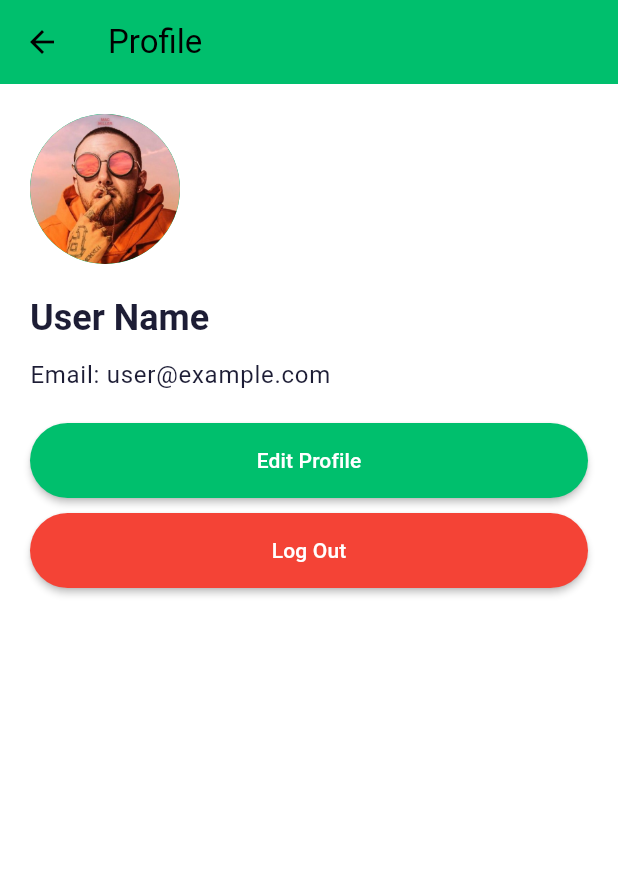
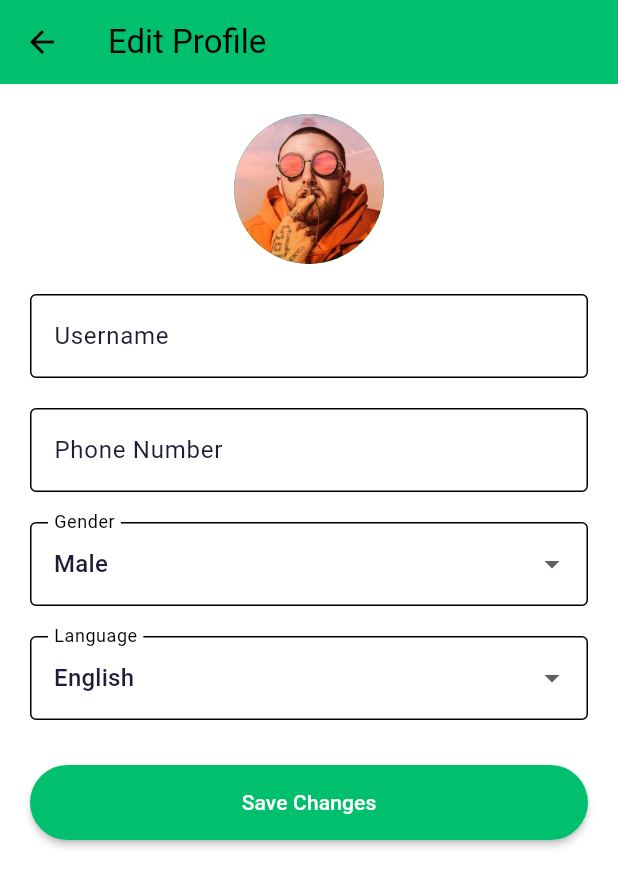
Before and after one commit to arslan-sb/Global-Talk, a Flutter app: the ProfileScreen screen opened directly, after a tap on "Edit Profile", on a phone screen of 412 x 824 dp. Shown: the top 887 px of the screen. Run offline on Flutter 3.47's test engine with Material 3 defaults, Android fonts, the phone set to English and light mode, and no system bars; our stand-ins replace firebase_auth, firebase_core, fluttertoast; accounts and stored records are empty.

Commit message:
More screens

```diff
--- a/global_talk_app/lib/main.dart
+++ b/global_talk_app/lib/main.dart
@@ -19,7 +19,8 @@ class MyApp extends StatelessWidget {
   Widget build(BuildContext context) {
     return MaterialApp(
       title: 'Global Talk',
-      debugShowCheckedModeBanner: false,
+      debugShowCheckedModeBanner: true,
+
       theme: lightThemeData(context),
       darkTheme: darkThemeData(context),
       themeMode: ThemeMode.light,
--- /dev/null
+++ b/global_talk_app/lib/screens/profile/edit_profile.dart
@@ -0,0 +1,115 @@
+import 'package:flutter/material.dart';
+import 'package:global_talk_app/screens/signinOrSignUp/signin.dart';
+import '../../components/primary_button.dart';
+import '../../constants.dart';
+
+class EditProfileScreen extends StatefulWidget {
+  const EditProfileScreen({super.key});
+
+  @override
+  _EditProfileScreenState createState() => _EditProfileScreenState();
+}
+
+class _EditProfileScreenState extends State<EditProfileScreen> {
+  final TextEditingController _usernameController = TextEditingController();
+  final TextEditingController _phoneController = TextEditingController();
+  String _selectedGender = 'Male';
+  String _selectedLanguage = 'English';
+
+  final List<String> _genders = ['Male', 'Female', 'Other'];
+  final List<String> _languages = ['English', 'Spanish', 'French', 'German'];
+
+  @override
+  Widget build(BuildContext context) {
+    return Scaffold(
+      appBar: AppBar(
+        title: const Text("Edit Profile"),
+        backgroundColor: kPrimaryColor,
+      ),
+      body: Padding(
+        padding: const EdgeInsets.all(kDefaultPadding),
+        child: SingleChildScrollView(
+          child: Column(
+            crossAxisAlignment: CrossAxisAlignment.start,
+            children: [
+              const Center(
+                child: CircleAvatar(
+                  radius: 50,
+                  backgroundImage: AssetImage("assets/images/user_2.png"),
+                ),
+              ),
+              const SizedBox(height: kDefaultPadding),
+              TextField(
+                controller: _usernameController,
+                decoration: InputDecoration(
+                  labelText: "Username",
+                  labelStyle: TextStyle(
+                    color: Theme.of(context).textTheme.bodyLarge!.color,
+                  ),
+                  border: const OutlineInputBorder(),
+                ),
+              ),
+              const SizedBox(height: kDefaultPadding),
+              TextField(
+                controller: _phoneController,
+                keyboardType: TextInputType.phone,
+                decoration: InputDecoration(
+                  labelText: "Phone Number",
+                  labelStyle: TextStyle(
+                    color: Theme.of(context).textTheme.bodyLarge!.color,
+                  ),
+                  border: const OutlineInputBorder(),
+                ),
+              ),
+              const SizedBox(height: kDefaultPadding),
+              DropdownButtonFormField<String>(
+                value: _selectedGender,
+                decoration: const InputDecoration(
+                  labelText: "Gender",
+                  border: OutlineInputBorder(),
+                ),
+                items: _genders.map((String gender) {
+                  return DropdownMenuItem<String>(
+                    value: gender,
+                    child: Text(gender),
+                  );
+                }).toList(),
+                onChanged: (String? newValue) {
+                  setState(() {
+                    _selectedGender = newValue!;
+                  });
+                },
+              ),
+              const SizedBox(height: kDefaultPadding),
+              DropdownButtonFormField<String>(
+                value: _selectedLanguage,
+                decoration: const InputDecoration(
+                  labelText: "Language",
+                  border: OutlineInputBorder(),
+                ),
+                items: _languages.map((String language) {
+                  return DropdownMenuItem<String>(
+                    value: language,
+                    child: Text(language),
+                  );
+                }).toList(),
+                onChanged: (String? newValue) {
+                  setState(() {
+                    _selectedLanguage = newValue!;
+                  });
+                },
+              ),
+              const SizedBox(height: kDefaultPadding * 1.5),
+              PrimaryButton(
+                text: "Save Changes",
+                press: () {
+                  // Handle save changes logic here
+                },
+              ),
+            ],
+          ),
+        ),
+      ),
+    );
+  }
+}
--- a/global_talk_app/lib/screens/profile/profile_screen.dart
+++ b/global_talk_app/lib/screens/profile/profile_screen.dart
@@ -2,6 +2,7 @@ import 'package:flutter/material.dart';
 import 'package:global_talk_app/screens/signinOrSignUp/signin.dart';
 import '../../components/primary_button.dart';
 import '../../constants.dart';
+import 'edit_profile.dart';
 
 class ProfileScreen extends StatelessWidget {
   const ProfileScreen({super.key});
@@ -17,6 +18,9 @@ class ProfileScreen extends StatelessWidget {
         padding: const EdgeInsets.all(kDefaultPadding),
         child: Column(
           crossAxisAlignment: CrossAxisAlignment.start,
+          children: [
+            Center(
+              child: Column(
                 children: [
                   const CircleAvatar(
                     radius: 50,
@@ -35,11 +39,19 @@ class ProfileScreen extends StatelessWidget {
                     "Email: user@example.com",
                     style: Theme.of(context).textTheme.bodyLarge,
                   ),
+                ],
+              ),
+            ),
             const SizedBox(height: kDefaultPadding),
             PrimaryButton(
               text: "Edit Profile",
               press: () {
-                // Handle edit profile action
+                Navigator.push(
+                  context,
+                  MaterialPageRoute(
+                    builder: (context) => const EditProfileScreen(),
+                  ),
+                );
               },
             ),
             const SizedBox(height: kDefaultPadding / 2),
--- a/global_talk_app/lib/screens/signinOrSignUp/signin.dart
+++ b/global_talk_app/lib/screens/signinOrSignUp/signin.dart
@@ -80,7 +80,7 @@ class SignInScreen extends StatelessWidget {
                     press: () => Navigator.push(
                       context,
                       MaterialPageRoute(
-                        builder: (context) => const SignUpScreen(),
+                        builder: (context) => SignUpScreen(),
                       ),
                     ),
                   ),
--- a/global_talk_app/lib/screens/signinOrSignUp/signup.dart
+++ b/global_talk_app/lib/screens/signinOrSignUp/signup.dart
@@ -10,13 +10,17 @@ class SignUpScreen extends StatelessWidget {
   @override
   Widget build(BuildContext context) {
     return Scaffold(
+      // Ensures the layout adjusts when the keyboard is open
+      resizeToAvoidBottomInset: true,
       body: SafeArea(
+        child: SingleChildScrollView(
+          // Wraps the content in a scrollable view
           child: Padding(
             padding: const EdgeInsets.symmetric(horizontal: kDefaultPadding),
             child: Column(
               crossAxisAlignment: CrossAxisAlignment.start,
               children: [
-              const Spacer(flex: 2),
+                const SizedBox(height: kDefaultPadding * 2), // Extra spacing at the top
                 Center(
                   child: Image.asset(
                     MediaQuery.of(context).platformBrightness == Brightness.light
@@ -33,6 +37,18 @@ class SignUpScreen extends StatelessWidget {
                       .copyWith(fontWeight: FontWeight.bold),
                 ),
                 const SizedBox(height: kDefaultPadding),
+                // Username field
+                TextField(
+                  decoration: InputDecoration(
+                    labelText: "Username",
+                    labelStyle: TextStyle(
+                      color: Theme.of(context).textTheme.bodyLarge!.color,
+                    ),
+                    border: const OutlineInputBorder(),
+                  ),
+                ),
+                const SizedBox(height: kDefaultPadding),
+                // Email field
                 TextField(
                   decoration: InputDecoration(
                     labelText: "Email",
@@ -43,6 +59,7 @@ class SignUpScreen extends StatelessWidget {
                   ),
                 ),
                 const SizedBox(height: kDefaultPadding),
+                // Password field
                 TextField(
                   obscureText: true,
                   decoration: InputDecoration(
@@ -54,6 +71,7 @@ class SignUpScreen extends StatelessWidget {
                   ),
                 ),
                 const SizedBox(height: kDefaultPadding),
+                // Confirm Password field
                 TextField(
                   obscureText: true,
                   decoration: InputDecoration(
@@ -71,7 +89,7 @@ class SignUpScreen extends StatelessWidget {
                     // Handle sign-up logic
                   },
                 ),
-              const Spacer(flex: 2),
+                const SizedBox(height: kDefaultPadding * 2), // Adjusted spacing at the bottom
                 Row(
                   mainAxisAlignment: MainAxisAlignment.center,
                   children: [
@@ -93,8 +111,9 @@ class SignUpScreen extends StatelessWidget {
                     ),
                   ],
                 ),
-              const Spacer(),
+                const SizedBox(height: kDefaultPadding),
               ],
+            ),
           ),
         ),
       ),
--- a/global_talk_app/lib/user_auth/    firebase_auth_implementation/firebase_auth_services.dart
+++ b/global_talk_app/lib/user_auth/firebase_auth_implementation/firebase_auth_services.dart
@@ -1,3 +1,7 @@
+
+
+
+
 import 'package:firebase_auth/firebase_auth.dart';
 
 import '../../../global/common/toast.dart';
--- a/global_talk_app/pubspec.yaml
+++ b/global_talk_app/pubspec.yaml
@@ -36,7 +36,7 @@ dependencies:
   # Use with the CupertinoIcons class for iOS style icons.
   cupertino_icons: ^1.0.8
   flutter_svg: ^2.0.10
-  firebase_core: any
+  firebase_core: ^2.14.0
   cloud_firestore: ^4.8.2
   firebase_auth: ^4.6.3
   firebase_storage: ^11.2.4
```
Lines whose indentation alone changed are shown as unchanged.
